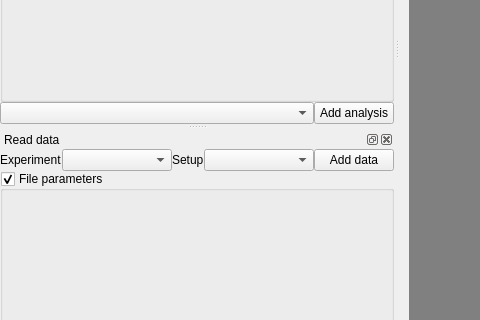
Old version of the form chisurf/gui.ui in the repository Fluorescence-Tools/chisurf; both pictures show x 0 to 480 and y 296 to 616 of the 1201 by 795 pixel window.
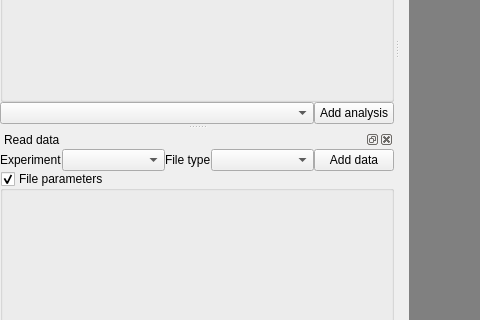
New version of the form. Icons and pictures are not drawn.

Commit message:
Fixed issues with UI
the plotting info box in lineplot is now correctly placed

names for experiment readers are updated and additional fcs
readers added.

The edit to the form file:
```diff
--- a/chisurf/gui.ui
+++ b/chisurf/gui.ui
@@ -864,7 +864,7 @@
      <item row="1" column="4">
       <widget class="QLabel" name="label_16">
        <property name="text">
-        <string>Setup</string>
+        <string>File type</string>
        </property>
       </widget>
      </item>
```
Left out of the diff: 2 changed lines with no effect on the pictures. The commit also changes 2 other files.
